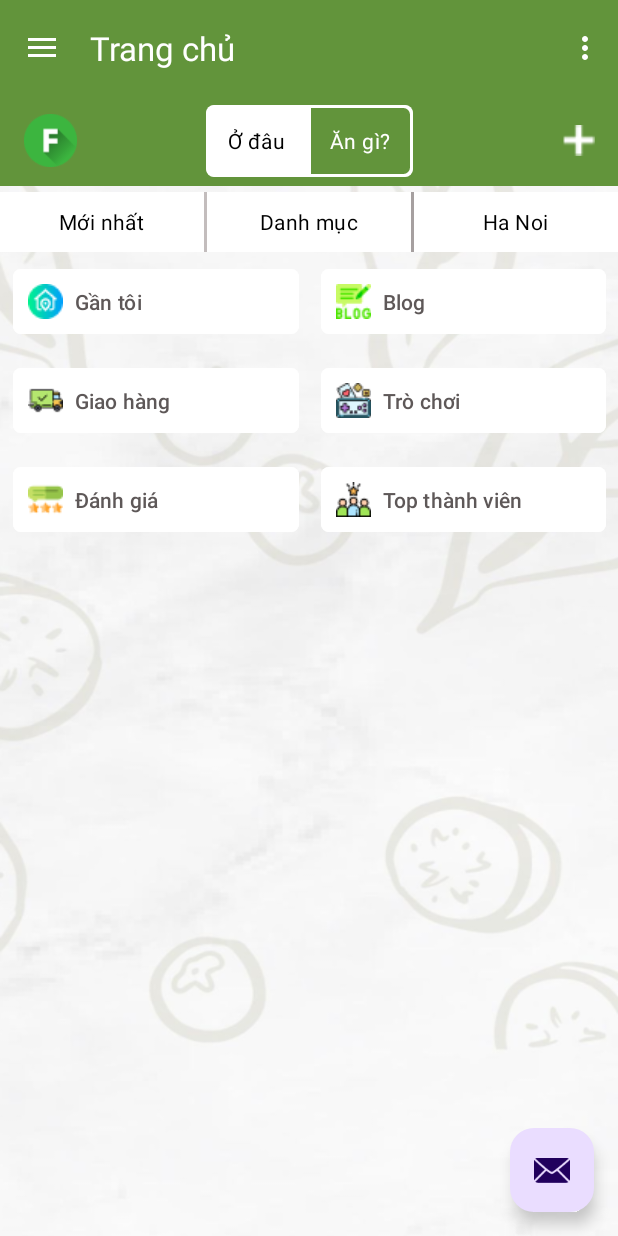
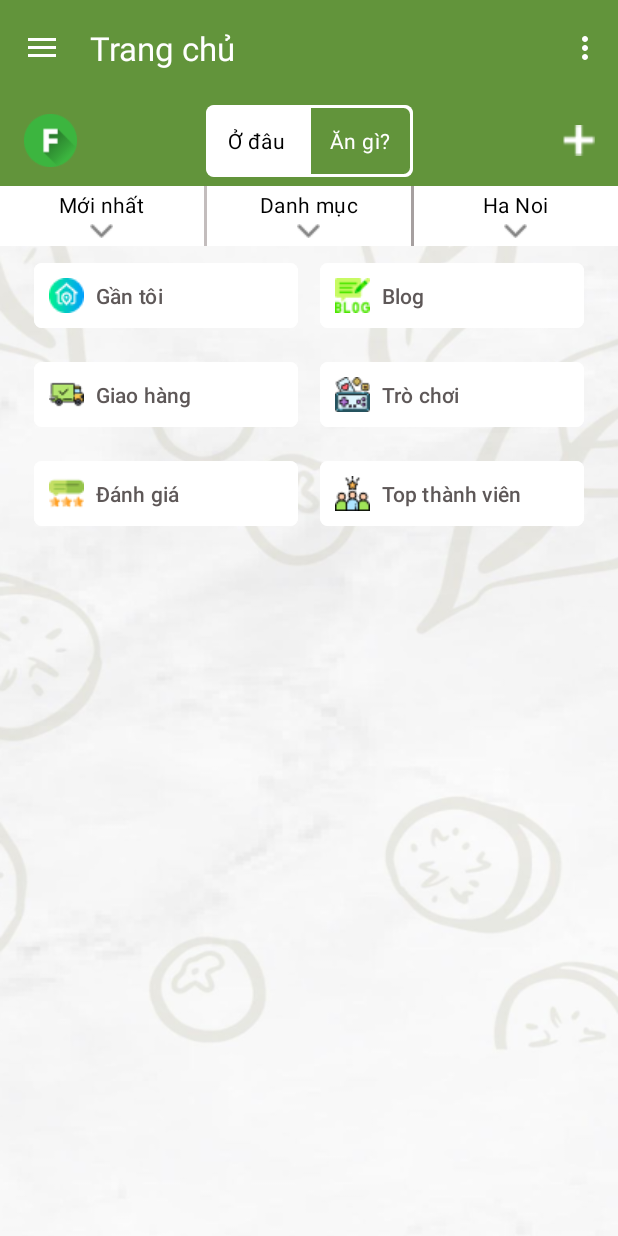
Before and after one commit to phamquy2003/AppFoody, an Android app: the screen it shows after launch (MainActivity), on a phone screen of 412 x 824 dp. Run offline under Robolectric (Android 15) with nearby library versions, the phone set to English and light mode, and no system bars; our stand-ins replace Firebase (no records; nobody signed in at launch, a user with empty details on screens opened directly), navigation-ui.

Commit message:
recyclerviewdone

```diff
--- a/app/src/main/java/com/henrryd/appfoody2/Adapters/AdapterRecyclerOdau.java
+++ b/app/src/main/java/com/henrryd/appfoody2/Adapters/AdapterRecyclerOdau.java
@@ -42,7 +42,7 @@ public class AdapterRecyclerOdau extends RecyclerView.Adapter< AdapterRecyclerOd
 
     public class ViewHolder extends RecyclerView.ViewHolder {
         TextView txtTenQuanAnOdau;
-        public ViewHolder(@NonNull View itemView) {
+         public ViewHolder(@NonNull View itemView) {
             super(itemView);
             txtTenQuanAnOdau = itemView.findViewById(R.id.txtTenQuanAnOdau);
         }
--- a/app/src/main/java/com/henrryd/appfoody2/Controller/OdauController.java
+++ b/app/src/main/java/com/henrryd/appfoody2/Controller/OdauController.java
@@ -13,7 +13,7 @@ import com.henrryd.appfoody2.R;
 import java.util.ArrayList;
 import java.util.List;
 
-public class OdauController {
+public class  OdauController {
     Context context;
     QuanAnModel quanAnModel;
 
--- a/app/src/main/java/com/henrryd/appfoody2/MainActivity.java
+++ b/app/src/main/java/com/henrryd/appfoody2/MainActivity.java
@@ -3,7 +3,10 @@ package com.henrryd.appfoody2;
 
 
 import android.annotation.SuppressLint;
+import android.content.Intent;
 import android.os.Bundle;
+import android.util.Log;
+import android.view.MenuItem;
 import android.view.View;
 import android.view.Menu;
 import android.widget.RadioButton;
@@ -12,6 +15,7 @@ import android.widget.RadioGroup;
 import com.google.android.material.snackbar.Snackbar;
 import com.google.android.material.navigation.NavigationView;
 
+import androidx.appcompat.widget.Toolbar;
 import androidx.navigation.NavController;
 import androidx.navigation.Navigation;
 import androidx.navigation.ui.AppBarConfiguration;
@@ -22,6 +26,8 @@ import androidx.viewpager.widget.ViewPager;
 
 import com.henrryd.appfoody2.Adapters.AdapterViewHome;
 import com.henrryd.appfoody2.databinding.ActivityMainBinding;
+import com.henrryd.appfoody2.other.DataLocalManager;
+import com.henrryd.appfoody2.other.MyApplication;
 
 public class MainActivity extends AppCompatActivity implements ViewPager.OnPageChangeListener, RadioGroup.OnCheckedChangeListener {
 
@@ -37,18 +43,16 @@ public class MainActivity extends AppCompatActivity implements ViewPager.OnPageC
     protected void onCreate(Bundle savedInstanceState) {
         super.onCreate(savedInstanceState);
 
+        Log.d("MainActivity", "Calling DataLocalManager.init");
+        DataLocalManager.init(this);
+
         binding = ActivityMainBinding.inflate(getLayoutInflater());
         setContentView(binding.getRoot());
 
         setSupportActionBar(binding.appBarMain.toolbar);
-        binding.appBarMain.fab.setOnClickListener(new View.OnClickListener() {
-            @Override
-            public void onClick(View view) {
-                Snackbar.make(view, "Replace with your own action", Snackbar.LENGTH_LONG)
-                        .setAction("Action", null)
-                        .setAnchorView(R.id.fab).show();
-            }
-        });
+
+        Toolbar toolbar = binding.appBarMain.toolbar;
+        setSupportActionBar(toolbar);
         DrawerLayout drawer = binding.drawerLayout;
         NavigationView navigationView = binding.navView;
         // Passing each menu ID as a set of Ids because each
@@ -70,10 +74,28 @@ public class MainActivity extends AppCompatActivity implements ViewPager.OnPageC
         viewPagerHome.addOnPageChangeListener(this);
         grwhere_food.setOnCheckedChangeListener(this);
 
+        toolbar.setOnMenuItemClickListener(new Toolbar.OnMenuItemClickListener() {
+            @Override
+            public boolean onMenuItemClick(MenuItem item) {
+                if (item.getItemId() == R.id.acction_logout){
+                    log_out();
+                }
+                return false;
+            }
 
+
+        });
 
     }
 
+    private void log_out() {
+        Log.d("MainActivity", "Logging out");
+        DataLocalManager.remove_user();
+        Intent it = new Intent(MainActivity.this, LoginActivity.class);
+        MyApplication.User = null;
+        startActivity(it);
+        finish();
+    }
     @Override
     public boolean onCreateOptionsMenu(Menu menu) {
         // Inflate the menu; this adds items to the action bar if it is present.
--- a/app/src/main/java/com/henrryd/appfoody2/Model/QuanAnModel.java
+++ b/app/src/main/java/com/henrryd/appfoody2/Model/QuanAnModel.java
@@ -1,5 +1,8 @@
 package com.henrryd.appfoody2.Model;
 
+
+import android.util.Log;
+import android.widget.Toast;
 
 import androidx.annotation.NonNull;
 
@@ -9,6 +12,7 @@ import com.google.firebase.database.DatabaseReference;
 import com.google.firebase.database.FirebaseDatabase;
 import com.google.firebase.database.ValueEventListener;
 import com.henrryd.appfoody2.Controller.Interfaces.OdauInterface;
+import com.henrryd.appfoody2.MainActivity;
 
 import java.util.ArrayList;
 import java.util.List;
@@ -89,23 +93,41 @@ public class QuanAnModel {
     }
 
     public void getDanhSachQuanAn(OdauInterface odauInterface){
+        FirebaseDatabase database = FirebaseDatabase.getInstance();
+        DatabaseReference myRef = database.getReference("quanans");
 
-        ValueEventListener valueEventListener = new ValueEventListener() {
+        myRef.addListenerForSingleValueEvent(new ValueEventListener() {
             @Override
-            public void onDataChange(@NonNull DataSnapshot dataSnapshot) {
-                DataSnapshot dataSnapshotQuanAn = dataSnapshot.child("quanans");
-                for (DataSnapshot valueQuanAn:dataSnapshotQuanAn.getChildren()){
+            public void onDataChange(@NonNull DataSnapshot snapshot) {
+                for (DataSnapshot valueQuanAn:snapshot.getChildren()){
                     QuanAnModel quanAnModel = valueQuanAn.getValue(QuanAnModel.class);
-
                     odauInterface.getDanhSachQuanAnModel(quanAnModel);
                 }
+
             }
 
             @Override
             public void onCancelled(@NonNull DatabaseError error) {
-
             }
-        };
+        });
+//        ValueEventListener valueEventListener = new ValueEventListener() {
+//            @Override
+//            public void onDataChange(@NonNull DataSnapshot dataSnapshot) {
+//
+//                DataSnapshot dataSnapshotQuanAn = dataSnapshot.child("quanans");
+//
+//                for (DataSnapshot valueQuanAn:dataSnapshotQuanAn.getChildren()){
+//                    QuanAnModel quanAnModel = valueQuanAn.getValue(QuanAnModel.class);
+//
+//                    odauInterface.getDanhSachQuanAnModel(quanAnModel);
+//                }
+//            }
+//
+//            @Override
+//            public void onCancelled(@NonNull DatabaseError error) {
+//
+//            }
+//        };
     }
 
 
--- /dev/null
+++ b/app/src/main/res/drawable/baseline_arrow_downward_24.xml
@@ -0,0 +1,5 @@
+<vector xmlns:android="http://schemas.android.com/apk/res/android" android:height="24dp" android:tint="#000000" android:viewportHeight="24" android:viewportWidth="24" android:width="24dp">
+
+    <path android:fillColor="@android:color/white" android:pathData="M20,12l-1.41,-1.41L13,16.17V4h-2v12.17l-5.58,-5.59L4,12l8,8 8,-8z"/>
+
+</vector>
--- a/app/src/main/res/layout/app_bar_main.xml
+++ b/app/src/main/res/layout/app_bar_main.xml
@@ -22,13 +22,4 @@
 
     <include layout="@layout/content_main" />
 
-    <com.google.android.material.floatingactionbutton.FloatingActionButton
-        android:id="@+id/fab"
-        android:layout_width="wrap_content"
-        android:layout_height="wrap_content"
-        android:layout_gravity="bottom|end"
-        android:layout_marginEnd="@dimen/fab_margin"
-        android:layout_marginBottom="16dp"
-        app:srcCompat="@android:drawable/ic_dialog_email" />
-
 </androidx.coordinatorlayout.widget.CoordinatorLayout>
--- a/app/src/main/res/layout/content_main.xml
+++ b/app/src/main/res/layout/content_main.xml
@@ -9,36 +9,15 @@
     tools:layout_editor_absoluteY="64dp"
     tools:showIn="@layout/app_bar_main">
 
-
-
-    <fragment
-        android:id="@+id/nav_host_fragment_content_main"
-        android:name="androidx.navigation.fragment.NavHostFragment"
-        android:layout_width="0dp"
-        android:layout_height="0dp"
-        app:defaultNavHost="true"
-        app:layout_constraintBottom_toBottomOf="parent"
-        app:layout_constraintLeft_toLeftOf="parent"
-        app:layout_constraintRight_toRightOf="parent"
-        app:layout_constraintTop_toBottomOf="@+id/toolbar2"
-        app:navGraph="@navigation/mobile_navigation">
-
-    </fragment>
-
-    <androidx.viewpager.widget.ViewPager
-        android:id="@+id/viewpager_home"
-        android:layout_width="wrap_content"
-        android:layout_height="575dp"
-        tools:layout_editor_absoluteX="0dp"
-        tools:layout_editor_absoluteY="64dp">
-
-    </androidx.viewpager.widget.ViewPager>
     <Toolbar
         android:id="@+id/toolbar2"
         android:layout_width="match_parent"
         android:layout_height="60dp"
         android:background="@color/maincolor"
-        android:clipChildren="true">
+        android:clipChildren="true"
+        app:layout_constraintTop_toTopOf="parent"
+        app:layout_constraintLeft_toLeftOf="parent"
+        app:layout_constraintRight_toRightOf="parent">
 
         <ImageView
             android:layout_width="35dp"
@@ -90,4 +69,26 @@
             app:srcCompat="@drawable/ic_cong2" />
 
     </Toolbar>
+
+    <fragment
+        android:id="@+id/nav_host_fragment_content_main"
+        android:name="androidx.navigation.fragment.NavHostFragment"
+        android:layout_width="0dp"
+        android:layout_height="0dp"
+        app:defaultNavHost="true"
+        app:layout_constraintBottom_toBottomOf="parent"
+        app:layout_constraintLeft_toLeftOf="parent"
+        app:layout_constraintRight_toRightOf="parent"
+        app:layout_constraintTop_toBottomOf="@id/toolbar2"
+        app:navGraph="@navigation/mobile_navigation" />
+
+    <androidx.viewpager.widget.ViewPager
+        android:id="@+id/viewpager_home"
+        android:layout_width="0dp"
+        android:layout_height="0dp"
+        app:layout_constraintTop_toBottomOf="@id/toolbar2"
+        app:layout_constraintLeft_toLeftOf="parent"
+        app:layout_constraintRight_toRightOf="parent"
+        app:layout_constraintBottom_toBottomOf="parent" />
+
 </androidx.constraintlayout.widget.ConstraintLayout>
--- a/app/src/main/res/layout/layout_fragment_odau.xml
+++ b/app/src/main/res/layout/layout_fragment_odau.xml
@@ -1,17 +1,10 @@
 <?xml version="1.0" encoding="utf-8"?>
-<androidx.constraintlayout.widget.ConstraintLayout xmlns:android="http://schemas.android.com/apk/res/android"
+<LinearLayout xmlns:android="http://schemas.android.com/apk/res/android"
     xmlns:app="http://schemas.android.com/apk/res-auto"
     xmlns:tools="http://schemas.android.com/tools"
-    android:layout_marginTop="60dp"
     android:layout_width="match_parent"
-    android:layout_height="wrap_content">
-
-    <androidx.core.widget.NestedScrollView
-        android:id="@+id/nestedScrollView"
-        android:layout_width="match_parent"
-        android:layout_height="match_parent">
-
-    </androidx.core.widget.NestedScrollView>
+    android:layout_height="match_parent"
+    android:orientation="vertical"> <!-- Adjust padding as necessary -->
 
     <RadioGroup
         android:id="@+id/group_tab_radio"
@@ -19,12 +12,7 @@
         android:layout_height="40dp"
         android:background="@color/white"
         android:gravity="center"
-        android:orientation="horizontal"
-        app:layout_constraintBottom_toBottomOf="parent"
-        app:layout_constraintStart_toStartOf="parent"
-        app:layout_constraintTop_toTopOf="parent"
-
-        app:layout_constraintVertical_bias="0.120000005">
+        android:orientation="horizontal">
 
         <RadioButton
             android:id="@+id/rd_moinhat"
@@ -33,7 +21,9 @@
             android:layout_weight="1"
             android:background="@drawable/change_bgr_tab"
             android:button="@android:color/transparent"
+            android:drawableBottom="@drawable/icon"
             android:gravity="center"
+            android:paddingBottom="5dp"
             android:text="@string/latest"
             android:textColor="@drawable/changetext_radio_home2" />
 
@@ -49,7 +39,9 @@
             android:layout_weight="1"
             android:background="@drawable/change_bgr_tab"
             android:button="@android:color/transparent"
+            android:drawableBottom="@drawable/icon"
             android:gravity="center"
+            android:paddingBottom="5dp"
             android:text="@string/list"
             android:textColor="@drawable/changetext_radio_home2" />
 
@@ -65,7 +57,9 @@
             android:layout_weight="1"
             android:background="@drawable/change_bgr_tab"
             android:button="@android:color/transparent"
+            android:drawableBottom="@drawable/icon"
             android:gravity="center"
+            android:paddingBottom="5dp"
             android:text="@string/khuvuc"
             android:textColor="@drawable/changetext_radio_home2" />
 
@@ -73,9 +67,11 @@
 
     <LinearLayout
         android:id="@+id/linearLayout"
-        android:layout_width="410dp"
+        android:layout_width="match_parent"
         android:layout_height="201dp"
         android:orientation="vertical"
+        android:paddingLeft="15dp"
+        android:paddingRight="15dp"
         app:layout_constraintBottom_toBottomOf="parent"
         app:layout_constraintEnd_toEndOf="parent"
         app:layout_constraintHorizontal_bias="0.61"
@@ -192,18 +188,12 @@
         </LinearLayout>
 
 
-    </LinearLayout>
+    </LinearLayout>>
 
     <androidx.recyclerview.widget.RecyclerView
         android:id="@+id/recyclerOdau"
         android:layout_width="match_parent"
-        android:layout_height="358dp"
-        android:layout_marginTop="100dp"
-        app:layout_constraintBottom_toBottomOf="parent"
-        app:layout_constraintTop_toBottomOf="@+id/linearLayout"
-        app:layout_constraintVertical_bias="0.6">
-
-
-    </androidx.recyclerview.widget.RecyclerView>
-
-</androidx.constraintlayout.widget.ConstraintLayout>
+        android:layout_height="0dp"
+        android:layout_weight="1"
+        android:layout_marginTop="8dp" />
+</LinearLayout>
--- a/app/src/main/res/menu/main.xml
+++ b/app/src/main/res/menu/main.xml
@@ -2,8 +2,8 @@
 <menu xmlns:android="http://schemas.android.com/apk/res/android"
     xmlns:app="http://schemas.android.com/apk/res-auto">
     <item
-        android:id="@+id/action_settings"
+        android:id="@+id/acction_logout"
         android:orderInCategory="100"
-        android:title="@string/action_settings"
+        android:title="@string/logout"
         app:showAsAction="never" />
 </menu>
--- a/app/src/main/res/values/strings.xml
+++ b/app/src/main/res/values/strings.xml
@@ -16,7 +16,7 @@
     <string name="nav_header_title">Android Studio</string>
     <string name="nav_header_subtitle">android.studio@android.com</string>
     <string name="nav_header_desc">Navigation header</string>
-    <string name="action_settings">Settings</string>
+    <string name="logout">Đăng xuất</string>
     <string name="progressDialog">Đang xủ lý</string>
     <string name="menu_home">Trang chủ</string>
     <string name="menu_gallery">Gallery</string>
--- a/build.gradle.kts
+++ b/build.gradle.kts
@@ -7,7 +7,7 @@ buildscript {
     repositories {
         // Thêm kho lưu trữ Maven Central
         mavenCentral()
-        // Các kho lưu trữ khác nếu cần
+        google()
         // maven {
         //     url "URL của kho lưu trữ Maven khác"
         // }
--- a/gradle.properties
+++ b/gradle.properties
@@ -15,8 +15,9 @@ org.gradle.jvmargs=-Xmx2048m -Dfile.encoding=UTF-8
 # Android operating system, and which are packaged with your app's APK
 # https://developer.android.com/topic/libraries/support-library/androidx-rn
 android.useAndroidX=true
-android.enableJetifire = true
 # Enables namespacing of each library's R class so that its R class includes only the
 # resources declared in the library itself and none from the library's dependencies,
 # thereby reducing the size of the R class for that library
 android.nonTransitiveRClass=true
+
+android.enableJetifire = true
--- a/gradle/libs.versions.toml
+++ b/gradle/libs.versions.toml
@@ -13,6 +13,8 @@ navigationFragment = "2.7.7"
 navigationUi = "2.7.7"
 firebaseFirestore = "25.0.0"
 googleServices = "4.4.1"
+design = "28.0.0-alpha1"
+designVersion = "28.0.0"
 
 [libraries]
 junit = { group = "junit", name = "junit", version.ref = "junit" }
@@ -28,6 +30,8 @@ navigation-fragment = { group = "androidx.navigation", name = "navigation-fragme
 navigation-ui = { group = "androidx.navigation", name = "navigation-ui", version.ref = "navigationUi" }
 firebase-firestore = { group = "com.google.firebase", name = "firebase-firestore", version.ref = "firebaseFirestore" }
 google-services = { group = "com.google.gms", name = "google-services", version.ref = "googleServices" }
+design = { group = "com.android.support", name = "design", version.ref = "design" }
+support-design = { group = "com.android.support", name = "design", version.ref = "designVersion" }
 
 [plugins]
 androidApplication = { id = "com.android.application", version.ref = "agp" }
```
Also changed, not shown: app/build.gradle.kts (+8 -2 lines), app/src/main/java/com/henrryd/appfoody2/other/DataLocalManager.java (+11 -22 lines), app/src/main/java/com/henrryd/appfoody2/other/MyApplication.java (+17 -16 lines), app/src/main/java/com/henrryd/appfoody2/other/custom_Picture.java (added, +27 -0 lines), app/src/main/res/layout/layout_fragment_angi.xml (+24 -32 lines), app/src/main/res/drawable/icon.png (added), gradle/wrapper/gradle-wrapper.properties.
